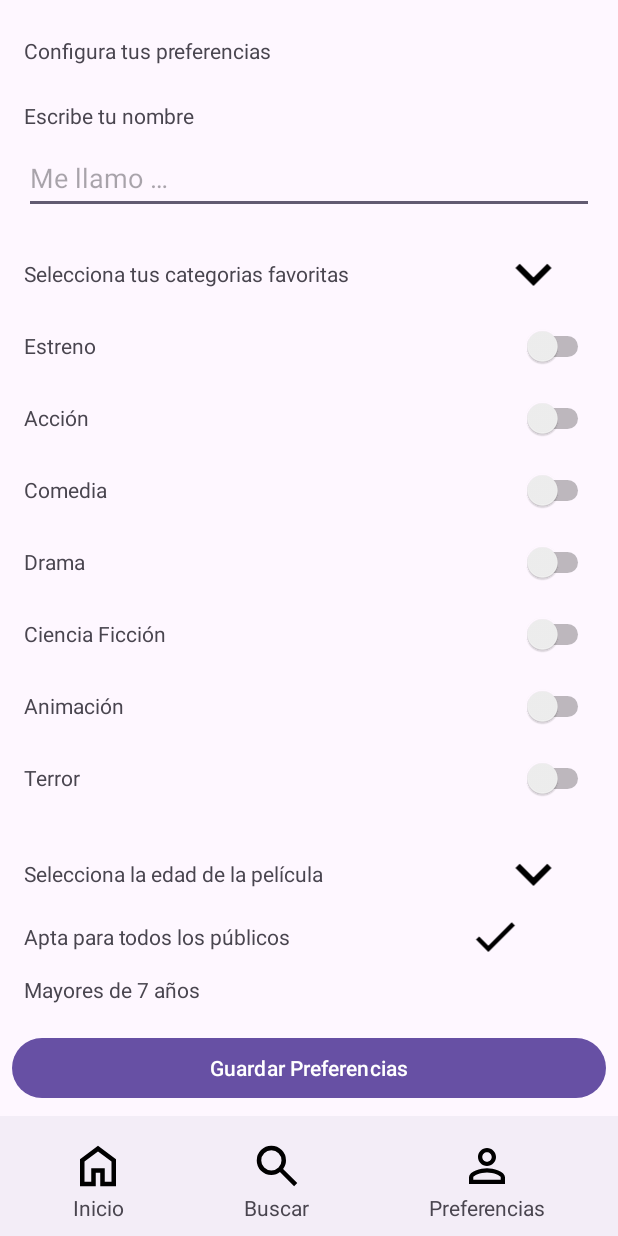
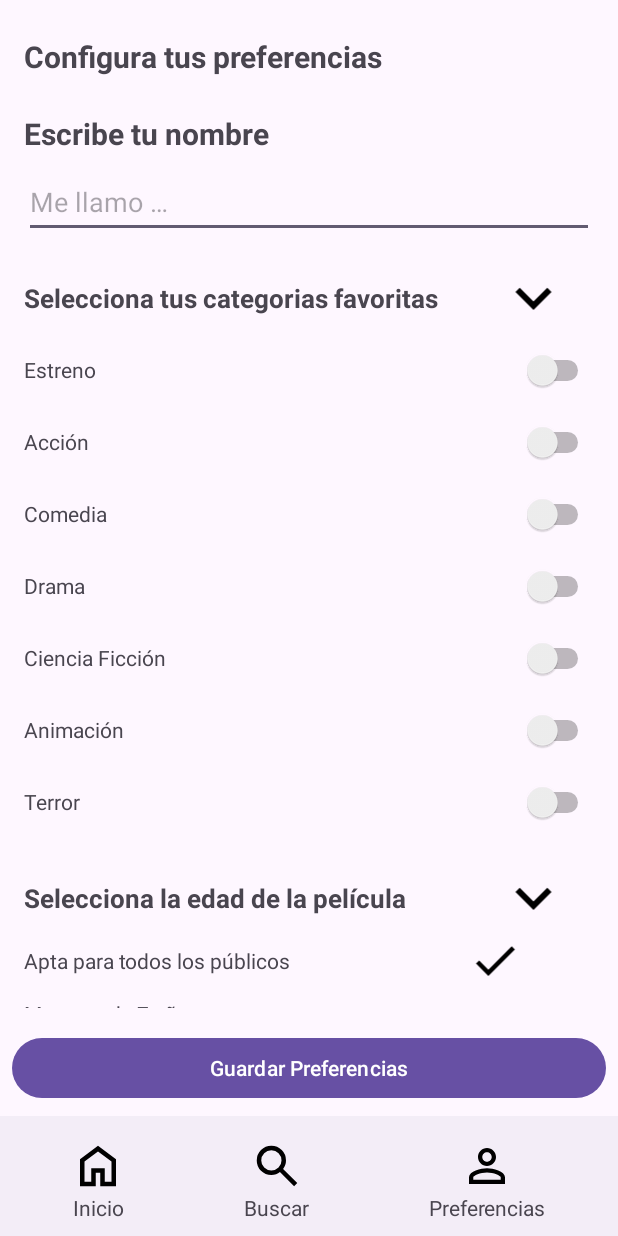
Before and after one commit to botmenoff/Proyecto_UF1_Android, an Android app: the PreferenciasView screen opened directly, with no data from a screen before it, on a phone screen of 412 x 824 dp. Run offline under Robolectric (Android 15) with nearby library versions, the phone set to English and light mode, and no system bars.

Commit message:
Modificando textos y refractor del XML

```diff
--- a/app/src/main/java/com/example/android_project/FiltersFragment.kt
+++ b/app/src/main/java/com/example/android_project/FiltersFragment.kt
@@ -5,14 +5,14 @@ import android.view.LayoutInflater
 import android.view.View
 import android.view.ViewGroup
 import com.example.android_project.Models.RestriccionEdad
-import com.example.android_project.databinding.FiltersBinding
+import com.example.android_project.databinding.FragmentFiltersBinding
 import com.google.android.material.bottomsheet.BottomSheetDialogFragment
 import androidx.fragment.app.viewModels
 
 
 class FiltersFragment : BottomSheetDialogFragment() {
 
-    private lateinit var binding: FiltersBinding // Asegúrate de que el nombre del archivo de diseño coincide
+    private lateinit var binding: FragmentFiltersBinding // Asegúrate de que el nombre del archivo de diseño coincide
     private var edadSeleccionadaString: String? = null
     private var edadSeleccionada: RestriccionEdad = RestriccionEdad.TODO_PUBLICO
 
@@ -23,7 +23,7 @@ class FiltersFragment : BottomSheetDialogFragment() {
         savedInstanceState: Bundle?
     ): View? {
         // Utiliza el método inflate del View Binding para inflar la vista
-        binding = FiltersBinding.inflate(inflater, container, false)
+        binding = FragmentFiltersBinding.inflate(inflater, container, false)
         return binding.root
     }
 
--- a/app/src/main/res/layout-land/activity_main.xml
+++ b/app/src/main/res/layout-land/activity_main.xml
@@ -267,7 +267,7 @@
     <com.google.android.material.bottomnavigation.BottomNavigationView
         android:id="@+id/bottomNavigationView"
         android:layout_width="0dp"
-        android:layout_height="wrap_content"
+        android:layout_height="60dp"
         android:paddingStart="8dp"
         android:paddingEnd="8dp"
         app:layout_constraintBottom_toBottomOf="parent"
--- a/app/src/main/res/layout/activity_preferencias_view.xml
+++ b/app/src/main/res/layout/activity_preferencias_view.xml
@@ -30,7 +30,9 @@
             android:text="@string/tv_preferencias"
             app:layout_constraintEnd_toEndOf="parent"
             app:layout_constraintStart_toStartOf="parent"
-            app:layout_constraintTop_toTopOf="parent" />
+            app:layout_constraintTop_toTopOf="parent"
+            android:textStyle="bold"
+            android:textSize="20dp"/>
 
         <!-- Inp Nombre Usuario -->
         <LinearLayout
@@ -51,7 +53,9 @@
                 android:layout_height="wrap_content"
                 android:paddingTop="8dp"
                 android:paddingBottom="8dp"
-                android:text="@string/tv_escribir_nombre" />
+                android:text="@string/tv_escribir_nombre"
+                android:textStyle="bold"
+                android:textSize="20dp"/>
 
             <com.google.android.material.textfield.TextInputEditText
                 android:id="@+id/inp_nombre"
@@ -89,7 +93,9 @@
                     app:layout_constraintBottom_toBottomOf="parent"
                     app:layout_constraintStart_toEndOf="@+id/ivExpandCategoriasFavoritas"
                     app:layout_constraintTop_toTopOf="parent"
-                    tools:ignore="RtlCompat" />
+                    tools:ignore="RtlCompat"
+                    android:textStyle="bold"
+                    android:textSize="17dp"/>
 
                 <ImageView
                     android:id="@+id/ivExpandCategoriasFavoritas"
@@ -304,7 +310,9 @@
                     app:layout_constraintBottom_toBottomOf="parent"
                     app:layout_constraintStart_toEndOf="@+id/ivExpandCategoriasFavoritas"
                     app:layout_constraintTop_toTopOf="parent"
-                    tools:ignore="RtlCompat" />
+                    tools:ignore="RtlCompat"
+                    android:textStyle="bold"
+                    android:textSize="17dp"/>
 
                 <ImageView
                     android:id="@+id/ivExpandRestriccionEdad"
```
Also changed, not shown: app/src/main/res/layout/fragment_filters.xml (renamed from app/src/main/res/layout/filters.xml).
